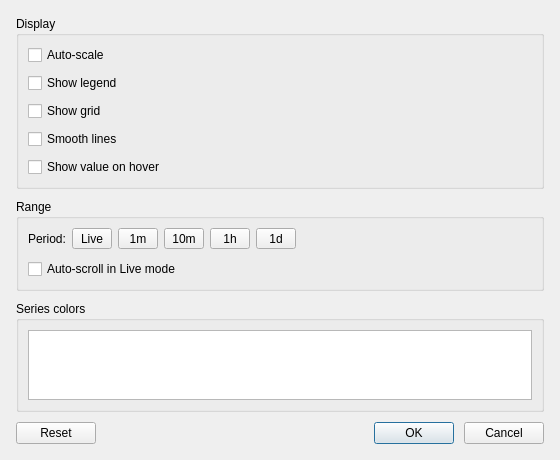
The window that src/ui/dialogs/trendsettingsdialog.ui (sanny32/OpenUaExplorer) describes before a commit, drawn with Qt 5.
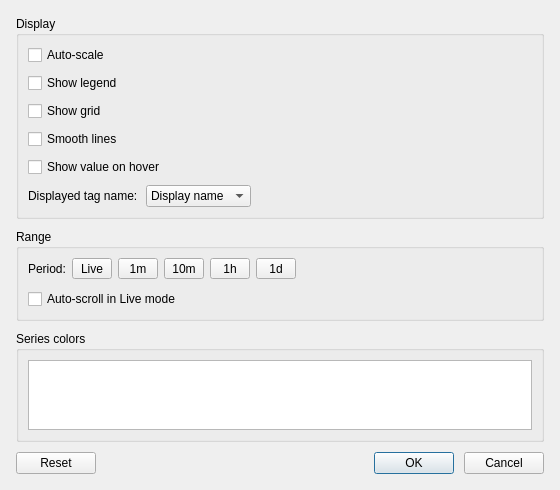
The same window after the commit. Custom widgets are drawn as their Qt base class.

Commit message: feat: Add series renaming functionality and label mode selection in trend settings

```diff
--- a/src/ui/dialogs/trendsettingsdialog.ui
+++ b/src/ui/dialogs/trendsettingsdialog.ui
@@ -73,6 +73,52 @@
         </property>
        </widget>
       </item>
+      <item>
+       <layout class="QHBoxLayout" name="labelModeRow">
+        <property name="spacing">
+         <number>8</number>
+        </property>
+        <item>
+         <widget class="QLabel" name="labelModeLabel">
+          <property name="text">
+           <string>Displayed tag name:</string>
+          </property>
+         </widget>
+        </item>
+        <item>
+         <widget class="QComboBox" name="labelModeCombo">
+          <item>
+           <property name="text">
+            <string>Display name</string>
+           </property>
+          </item>
+          <item>
+           <property name="text">
+            <string>Node id</string>
+           </property>
+          </item>
+          <item>
+           <property name="text">
+            <string>Full path</string>
+           </property>
+          </item>
+         </widget>
+        </item>
+        <item>
+         <spacer name="labelModeSpacer">
+          <property name="orientation">
+           <enum>Qt::Orientation::Horizontal</enum>
+          </property>
+          <property name="sizeHint" stdset="0">
+           <size>
+            <width>40</width>
+            <height>20</height>
+           </size>
+          </property>
+         </spacer>
+        </item>
+       </layout>
+      </item>
      </layout>
     </widget>
    </item>
```
The commit also changes 9 other files.
